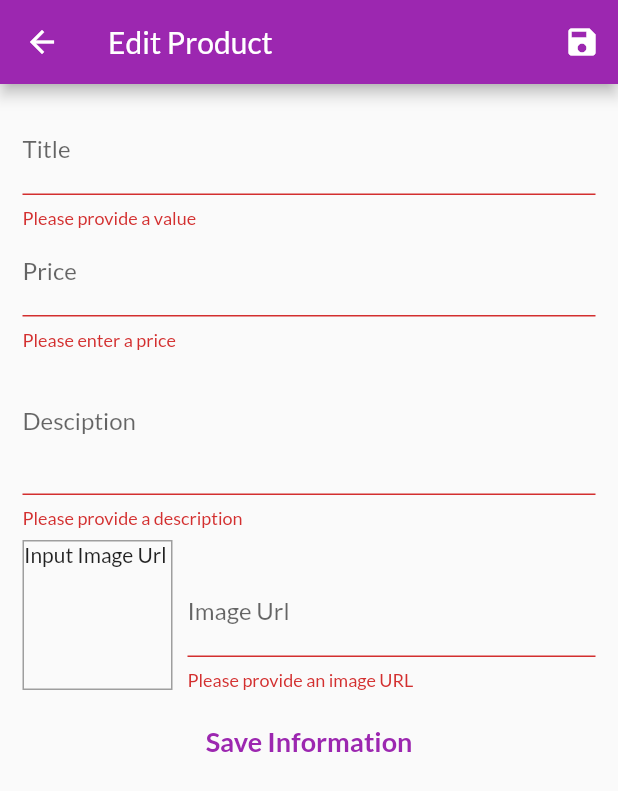
After one commit to dilawarhussain-profile/Shop-App, a Flutter app: the EditProductScreen screen opened by its route, after a tap on "Save Information", on a phone screen of 412 x 824 dp. The commit adds this screen. Shown: the top 791 px of the screen. Run offline on Flutter 3.47's test engine with Material 2 defaults, Android fonts, the phone set to English and light mode, and no system bars; network calls fail.

Commit message:
user inputs and forms(updating, deleting and addings items)

```diff
--- a/lib/main.dart
+++ b/lib/main.dart
@@ -7,6 +7,8 @@ import './screens/product_detail_screen.dart';
 import './screens/orders_screen.dart';
 import './providers/products.dart';
 import './providers/orders.dart';
+import './screens/user_products_screen.dart';
+import './screens/edit_product_screen.dart';
 
 void main() => runApp(MyApp());
 
@@ -23,7 +25,7 @@ class MyApp extends StatelessWidget {
         ),
         ChangeNotifierProvider(
           create: (context) => Orders(),
-        )
+        ),
       ],
       child: MaterialApp(
           title: 'My Shop',
@@ -38,6 +40,8 @@ class MyApp extends StatelessWidget {
             ProductDetailScreen.routeName: (ctx) => ProductDetailScreen(),
             CartScreen.routeName: (context) => CartScreen(),
             OrdersScreen.routeName: (context) => OrdersScreen(),
+            UserProductsScreen.routeName: (context) => UserProductsScreen(),
+            EditProductScreen.routeName: (context) => EditProductScreen(),
           }),
     );
   }
--- a/lib/providers/products.dart
+++ b/lib/providers/products.dart
@@ -64,8 +64,30 @@ class Products with ChangeNotifier {
   //   notifyListeners();
   // }
 
-  void addProduct() {
-    // _items.add(value);
+  void addProduct(Product product) {
+    final newProduct = Product(
+      id: DateTime.now().toString(),
+      title: product.title,
+      description: product.description,
+      price: product.price,
+      imageUrl: product.imageUrl,
+    );
+    _items.add(newProduct);
+    notifyListeners();
+  }
+
+  void updateProducts(String id, Product newProduct) {
+    final productIndex = _items.indexWhere((prod) => prod.id == id);
+    if (productIndex >= 0) {
+      _items[productIndex] = newProduct;
+      notifyListeners();
+    } else {
+      print('...');
+    }
+  }
+
+  void deleProducts(String id) {
+    _items.removeWhere((element) => element.id == id);
     notifyListeners();
   }
 }
--- /dev/null
+++ b/lib/screens/edit_product_screen.dart
@@ -0,0 +1,286 @@
+import 'package:flutter/material.dart';
+import 'package:provider/provider.dart';
+import '../providers/product.dart';
+import '../providers/products.dart';
+
+class EditProductScreen extends StatefulWidget {
+  static const routeName = '/edit-product';
+
+  @override
+  State<EditProductScreen> createState() => _EditProductScreenState();
+}
+
+class _EditProductScreenState extends State<EditProductScreen> {
+  final _priceFocusNode = FocusNode();
+  final _descriptionFocusNode = FocusNode();
+  final _imageUrlFocusNode = FocusNode();
+  final _imageUrlController = TextEditingController();
+  final _form = GlobalKey<FormState>();
+  var _editedProduct = Product(
+    id: null,
+    title: '',
+    description: '',
+    price: 0,
+    imageUrl: '',
+  );
+  var _initValues = {
+    'title': '',
+    'description': '',
+    'price': '',
+    'imageUrl': '',
+  };
+  var _isInit = true;
+
+  @override
+  void initState() {
+    _imageUrlFocusNode.addListener(_updateImageUrl);
+    super.initState();
+  }
+
+  @override
+  void didChangeDependencies() {
+    if (_isInit) {
+      final productId = ModalRoute.of(context).settings.arguments as String;
+      if (productId != null) {
+        _editedProduct =
+            Provider.of<Products>(context, listen: false).findById(productId);
+        _initValues = {
+          'title': _editedProduct.title,
+          'description': _editedProduct.description,
+          'price': _editedProduct.price.toString(),
+          //'imageUrl': _editedProduct.imageUrl,
+          'imageUrl': '',
+        };
+        _imageUrlController.text = _editedProduct.imageUrl;
+      }
+    }
+    _isInit = false;
+    super.didChangeDependencies();
+  }
+
+  @override
+  void dispose() {
+    _imageUrlFocusNode.removeListener(_updateImageUrl);
+    _priceFocusNode.dispose();
+    _descriptionFocusNode.dispose();
+    _imageUrlController.dispose();
+    _imageUrlFocusNode.dispose();
+    super.dispose();
+  }
+
+  void _updateImageUrl() {
+    if (!_imageUrlFocusNode.hasFocus) {
+      if (_imageUrlController.text.startsWith('http') &&
+              _imageUrlController.text.startsWith('https') ||
+          _imageUrlController.text.endsWith('.jpg') &&
+              _imageUrlController.text.endsWith('.png') &&
+              _imageUrlController.text.endsWith('.jpeg')) {
+        return;
+      }
+      setState(() {});
+    }
+  }
+
+  void _saveForm() {
+    final isValid = _form.currentState.validate();
+    if (!isValid) {
+      return;
+    }
+    _form.currentState.save();
+    if (_editedProduct.id != null) {
+      Provider.of<Products>(
+        context,
+        listen: false,
+      ).updateProducts(_editedProduct.id, _editedProduct);
+    } else {
+      Provider.of<Products>(
+        context,
+        listen: false,
+      ).addProduct(_editedProduct);
+    }
+    Navigator.of(context).pop();
+  }
+
+  @override
+  Widget build(BuildContext context) {
+    return Scaffold(
+      appBar: AppBar(
+        title: Text('Edit Product'),
+        actions: [
+          IconButton(
+            onPressed: _saveForm,
+            icon: Icon(Icons.save),
+          ),
+        ],
+      ),
+      body: Padding(
+        padding: const EdgeInsets.all(15.0),
+        child: Form(
+          key: _form,
+          child: ListView(
+            children: [
+              TextFormField(
+                initialValue: _initValues['title'],
+                decoration: InputDecoration(labelText: 'Title'),
+                textInputAction: TextInputAction.next,
+                onFieldSubmitted: (_) {
+                  FocusScope.of(context).requestFocus(_priceFocusNode);
+                },
+                validator: (newValue) {
+                  if (newValue.isEmpty) {
+                    return 'Please provide a value';
+                  }
+                  return null;
+                },
+                onSaved: (newValue) {
+                  _editedProduct = Product(
+                    title: newValue,
+                    price: _editedProduct.price,
+                    description: _editedProduct.description,
+                    imageUrl: _editedProduct.imageUrl,
+                    id: _editedProduct.id,
+                    isFavorite: _editedProduct.isFavorite,
+                  );
+                },
+              ),
+              TextFormField(
+                initialValue: _initValues['price'],
+                decoration: InputDecoration(labelText: 'Price'),
+                textInputAction: TextInputAction.next,
+                keyboardType: TextInputType.number,
+                focusNode: _priceFocusNode,
+                validator: (newValue) {
+                  if (newValue.isEmpty) {
+                    return 'Please enter a price';
+                  }
+                  if (double.tryParse(newValue) == null) {
+                    return 'Please enter a valid number';
+                  }
+                  if (double.parse(newValue) <= 0) {
+                    return 'Please enter a valid price greater than zero';
+                  }
+                  return null;
+                },
+                onSaved: (newValue) {
+                  _editedProduct = Product(
+                    title: _editedProduct.title,
+                    price: double.parse(newValue),
+                    description: _editedProduct.description,
+                    imageUrl: _editedProduct.imageUrl,
+                    id: _editedProduct.id,
+                    isFavorite: _editedProduct.isFavorite,
+                  );
+                },
+              ),
+              TextFormField(
+                initialValue: _initValues['description'],
+                decoration: InputDecoration(labelText: 'Desciption'),
+                maxLines: 3,
+                keyboardType: TextInputType.multiline,
+                focusNode: _descriptionFocusNode,
+                onFieldSubmitted: (_) {
+                  FocusScope.of(context).requestFocus(_descriptionFocusNode);
+                },
+                validator: (newValue) {
+                  if (newValue.isEmpty) {
+                    return 'Please provide a description';
+                  }
+                  if (newValue.length < 10) {
+                    return 'Description should be atleat 10 characters long';
+                  }
+                  return null;
+                },
+                onSaved: (newValue) {
+                  _editedProduct = Product(
+                    title: _editedProduct.title,
+                    price: _editedProduct.price,
+                    description: newValue,
+                    imageUrl: _editedProduct.imageUrl,
+                    id: _editedProduct.id,
+                    isFavorite: _editedProduct.isFavorite,
+                  );
+                },
+              ),
+              Row(
+                crossAxisAlignment: CrossAxisAlignment.end,
+                children: [
+                  Container(
+                    width: 100,
+                    height: 100,
+                    margin: EdgeInsets.only(top: 8, right: 10),
+                    decoration: BoxDecoration(
+                      border: Border.all(width: 1, color: Colors.grey),
+                    ),
+                    child: _imageUrlController.text.isEmpty
+                        ? Text('Input Image Url')
+                        : FittedBox(
+                            child: Image.network(
+                              _imageUrlController.text,
+                              fit: BoxFit.cover,
+                            ),
+                          ),
+                  ),
+                  Expanded(
+                    child: TextFormField(
+                      decoration: InputDecoration(labelText: 'Image Url'),
+                      keyboardType: TextInputType.url,
+                      textInputAction: TextInputAction.done,
+                      controller: _imageUrlController,
+                      focusNode: _imageUrlFocusNode,
+                      validator: (newValue) {
+                        if (newValue.isEmpty) {
+                          return 'Please provide an image URL';
+                        }
+                        if (!newValue.startsWith('http') &&
+                            !newValue.startsWith('https')) {
+                          return 'Please enter a valid url';
+                        }
+                        if ((!newValue.endsWith('.jpg') &&
+                            !newValue.endsWith('.png') &&
+                            !newValue.endsWith('.jpeg'))) {
+                          return 'Please enter a valid image url';
+                        }
+                        return null;
+                      },
+                      onFieldSubmitted: (_) {
+                        _saveForm();
+                      },
+                      onEditingComplete: () {
+                        setState(() {});
+                      },
+                      onSaved: (newValue) {
+                        _editedProduct = Product(
+                          title: _editedProduct.title,
+                          price: _editedProduct.price,
+                          description: _editedProduct.description,
+                          imageUrl: newValue,
+                          id: _editedProduct.id,
+                          isFavorite: _editedProduct.isFavorite,
+                        );
+                      },
+                    ),
+                  ),
+                ],
+              ),
+              Container(
+                margin: EdgeInsets.only(
+                  top: 10,
+                ),
+                child: TextButton(
+                  onPressed: _saveForm,
+                  child: Text(
+                    'Save Information',
+                    style: TextStyle(
+                      fontSize: 18,
+                      fontWeight: FontWeight.bold,
+                    ),
+                  ),
+                ),
+              )
+            ],
+          ),
+        ),
+      ),
+    );
+  }
+}
--- a/lib/widgets/app_drawer.dart
+++ b/lib/widgets/app_drawer.dart
@@ -1,4 +1,5 @@
 import 'package:flutter/material.dart';
+import '../screens/user_products_screen.dart';
 
 import '../screens/orders_screen.dart';
 
@@ -29,6 +30,15 @@ class AppDrawer extends StatelessWidget {
                   .pushReplacementNamed(OrdersScreen.routeName);
             },
           ),
+          Divider(),
+          ListTile(
+            leading: Icon(Icons.edit),
+            title: Text('Manage Products'),
+            onTap: () {
+              Navigator.of(context)
+                  .pushReplacementNamed(UserProductsScreen.routeName);
+            },
+          ),
         ],
       ),
     );
```
Also changed, not shown: lib/providers/cart.dart (+19 -0 lines), lib/screens/user_products_screen.dart (added, +45 -0 lines), lib/widgets/cart_item.dart (+24 -0 lines), lib/widgets/product_item.dart (+16 -0 lines), lib/widgets/user_product_item.dart (added, +47 -0 lines).
